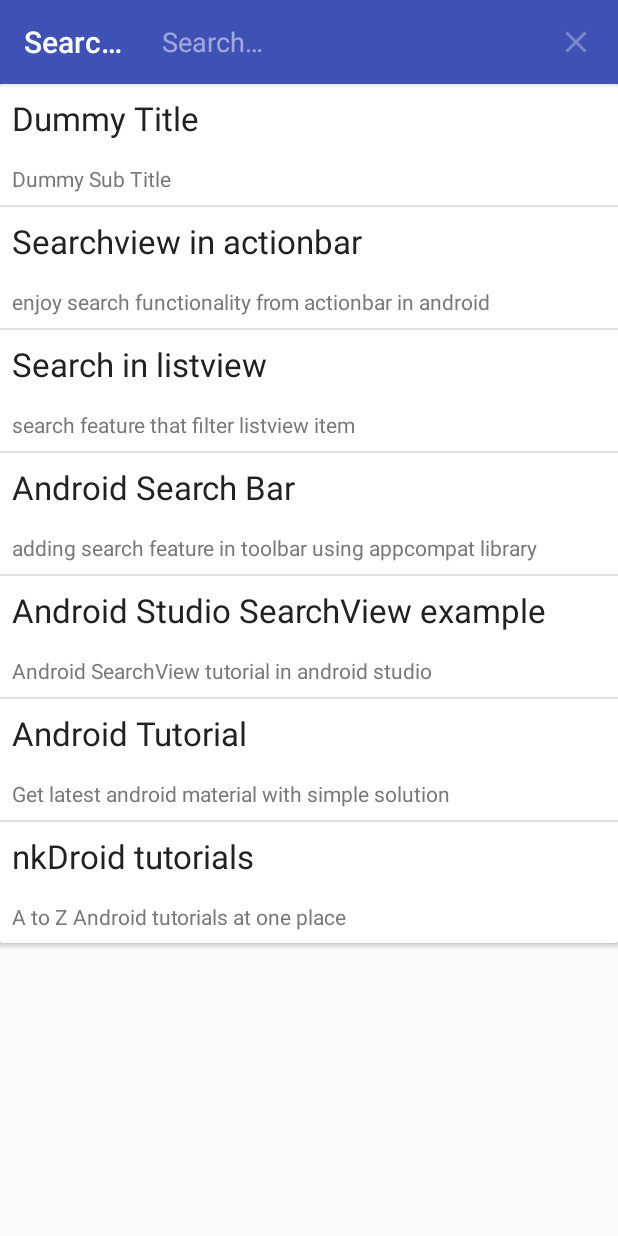
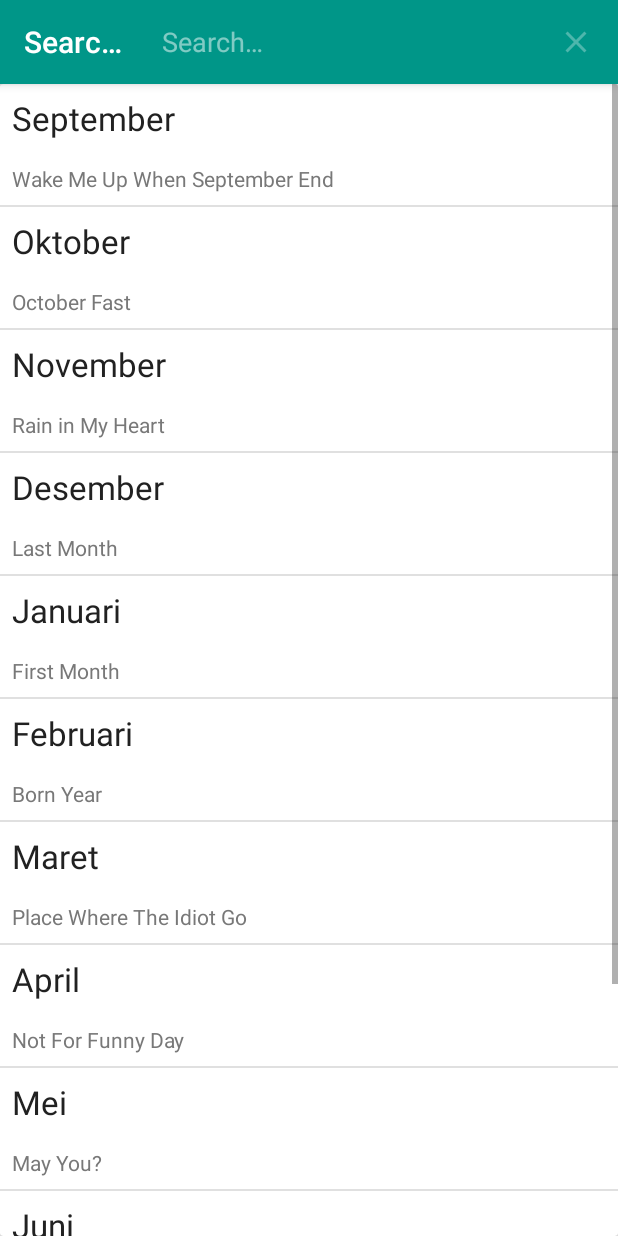
Before and after one commit to rahmatsyam/SearchListView, an Android app: the screen it shows after launch (MainActivity), after a tap on "Search", on a phone screen of 412 x 824 dp. Run offline under Robolectric (Android 15) with nearby library versions, the phone set to English and light mode, and no system bars.

Commit message:
Change ArrayList

```diff
--- a/app/build.gradle
+++ b/app/build.gradle
@@ -26,7 +26,7 @@ dependencies {
     })
     compile 'com.android.support:appcompat-v7:25.3.1'
     compile 'com.android.support:cardview-v7:25.3.1'
-    compile 'com.android.support.constraint:constraint-layout:1.0.2'
+
 
     testCompile 'junit:junit:4.12'
 }
--- a/app/src/main/java/com/example/android/searchlistview/MainActivity.java
+++ b/app/src/main/java/com/example/android/searchlistview/MainActivity.java
@@ -20,48 +20,56 @@ import java.util.ArrayList;
 import java.util.List;
 import java.util.Locale;
 
+/**
+ * Created by Rahmat Syam on 9/9/2017.
+ */
+
 public class MainActivity extends AppCompatActivity {
 
     private ListView listView;
     private MyAppAdapter myAppAdapter;
-    private ArrayList<Post> postArrayList;
 
     @Override
     protected void onCreate(Bundle savedInstanceState) {
         super.onCreate(savedInstanceState);
         setContentView(R.layout.activity_main);
         listView = (ListView) findViewById(R.id.listView);
-        postArrayList = new ArrayList<>();
-        postArrayList.add(new Post("Dummy Title", "Dummy Sub Title"));
-        postArrayList.add(new Post("Searchview in actionbar", "enjoy search functionality from actionbar in android"));
-        postArrayList.add(new Post("Search in listview", "search feature that filter listview item"));
-        postArrayList.add(new Post("Android Search Bar", "adding search feature in toolbar using appcompat library"));
-        postArrayList.add(new Post("Android Studio SearchView example", "Android SearchView tutorial in android studio"));
-        postArrayList.add(new Post("Android Tutorial", "Get latest android material with simple solution"));
-        postArrayList.add(new Post("nkDroid tutorials", "A to Z Android tutorials at one place"));
+        ArrayList<Post> postArrayList = new ArrayList<>();
+        postArrayList.add(new Post("September", "Wake Me Up When September End"));
+        postArrayList.add(new Post("Oktober", "October Fast"));
+        postArrayList.add(new Post("November", "Rain in My Heart"));
+        postArrayList.add(new Post("Desember", "Last Month"));
+        postArrayList.add(new Post("Januari", "First Month"));
+        postArrayList.add(new Post("Februari", "Born Year"));
+        postArrayList.add(new Post("Maret", "Place Where The Idiot Go"));
+        postArrayList.add(new Post("April", "Not For Funny Day"));
+        postArrayList.add(new Post("Mei", "May You?"));
+        postArrayList.add(new Post("Juni", "War In Darkness"));
+        postArrayList.add(new Post("Juli", "When Last Light Gone"));
+        postArrayList.add(new Post("Agustus", "Will Always"));
 
 
         myAppAdapter = new MyAppAdapter(postArrayList, MainActivity.this);
         listView.setAdapter(myAppAdapter);
     }
 
-    public class MyAppAdapter extends BaseAdapter {
+    private class MyAppAdapter extends BaseAdapter {
 
-        public class ViewHolder {
+        class ViewHolder {
             TextView txtTitle, txtSubTitle;
 
 
         }
 
-        public List<Post> parkingList;
+        List<Post> parkingList;
 
-        public Context context;
+        Context context;
         ArrayList<Post> arraylist;
 
         private MyAppAdapter(List<Post> apps, Context context) {
             this.parkingList = apps;
             this.context = context;
-            arraylist = new ArrayList<Post>();
+            arraylist = new ArrayList<>();
             arraylist.addAll(parkingList);
 
         }
@@ -100,14 +108,14 @@ public class MainActivity extends AppCompatActivity {
                 viewHolder = (ViewHolder) convertView.getTag();
             }
 
-            viewHolder.txtTitle.setText(parkingList.get(position).getPostTitle() + "");
-            viewHolder.txtSubTitle.setText(parkingList.get(position).getPostSubTitle() + "");
+            viewHolder.txtTitle.setText(parkingList.get(position).getPostJudul() + "");
+            viewHolder.txtSubTitle.setText(parkingList.get(position).getPostIsiJudul() + "");
             return rowView;
 
 
         }
 
-        public void filter(String charText) {
+        void filter(String charText) {
 
             charText = charText.toLowerCase(Locale.getDefault());
 
@@ -117,9 +125,9 @@ public class MainActivity extends AppCompatActivity {
 
             } else {
                 for (Post postDetail : arraylist) {
-                    if (charText.length() != 0 && postDetail.getPostTitle().toLowerCase(Locale.getDefault()).contains(charText)) {
+                    if (charText.length() != 0 && postDetail.getPostJudul().toLowerCase(Locale.getDefault()).contains(charText)) {
                         parkingList.add(postDetail);
-                    } else if (charText.length() != 0 && postDetail.getPostSubTitle().toLowerCase(Locale.getDefault()).contains(charText)) {
+                    } else if (charText.length() != 0 && postDetail.getPostIsiJudul().toLowerCase(Locale.getDefault()).contains(charText)) {
                         parkingList.add(postDetail);
                     }
                 }
--- a/app/src/main/java/com/example/android/searchlistview/adapter/Post.java
+++ b/app/src/main/java/com/example/android/searchlistview/adapter/Post.java
@@ -1,33 +1,33 @@
 package com.example.android.searchlistview.adapter;
 
 /**
- * Created by user on 9/9/2017.
+ * Created by Rahmat Syam on 9/9/2017.
  */
 
 public class Post {
 
-    private String postTitle;
+    private String postJudul;
 
-    private String postSubTitle;
+    private String postIsiJudul;
 
-    public String getPostTitle() {
-        return postTitle;
+    public String getPostJudul() {
+        return postJudul;
     }
 
-    public void setPostTitle(String postTitle) {
-        this.postTitle = postTitle;
+    public void setPostJudul(String postJudul) {
+        this.postJudul = postJudul;
     }
 
-    public String getPostSubTitle() {
-        return postSubTitle;
+    public String getPostIsiJudul() {
+        return postIsiJudul;
     }
 
-    public void setPostSubTitle(String postSubTitle) {
-        this.postSubTitle = postSubTitle;
+    public void setPostIsiJudul(String postIsiJudul) {
+        this.postIsiJudul = postIsiJudul;
     }
 
-    public Post(String postTitle, String postSubTitle) {
-        this.postTitle = postTitle;
-        this.postSubTitle = postSubTitle;
+    public Post(String postJudul, String postIsiJudul) {
+        this.postJudul = postJudul;
+        this.postIsiJudul = postIsiJudul;
     }
 }
--- a/app/src/main/res/layout/item_post.xml
+++ b/app/src/main/res/layout/item_post.xml
@@ -9,7 +9,7 @@
         android:layout_width="match_parent"
         android:layout_height="wrap_content"
         android:padding="8dp"
-        android:text="Title"
+        android:text="@string/txt_judul"
         android:textColor="#212121"
         android:textSize="22sp" />
 
@@ -18,7 +18,7 @@
         android:layout_width="match_parent"
         android:layout_height="wrap_content"
         android:padding="8dp"
-        android:text="Sub Title"
+        android:text="@string/txt_isiJudul"
         android:textColor="#787878"
         android:textSize="14sp" />
 
--- a/app/src/main/res/menu/menu.xml
+++ b/app/src/main/res/menu/menu.xml
@@ -3,7 +3,7 @@
     <item
         android:id="@+id/action_search"
         android:orderInCategory="200"
-        android:title="Cari"
+        android:title="@string/txt_cari"
         android:icon="@drawable/ic_search"
         android:titleCondensed="Pencarian"
         app:actionViewClass="android.support.v7.widget.SearchView"
--- a/app/src/main/res/values/colors.xml
+++ b/app/src/main/res/values/colors.xml
@@ -1,6 +1,6 @@
 <?xml version="1.0" encoding="utf-8"?>
 <resources>
-    <color name="colorPrimary">#3F51B5</color>
-    <color name="colorPrimaryDark">#303F9F</color>
+    <color name="colorPrimary">#009688</color>
+    <color name="colorPrimaryDark">#00695C</color>
     <color name="colorAccent">#FF4081</color>
 </resources>
--- a/app/src/main/res/values/strings.xml
+++ b/app/src/main/res/values/strings.xml
@@ -1,3 +1,6 @@
 <resources>
     <string name="app_name">Search ListView</string>
+    <string name="txt_judul">Judul</string>
+    <string name="txt_isiJudul">Isi Judul</string>
+    <string name="txt_cari">Cari</string>
 </resources>
```
Also changed, not shown: app/src/main/res/mipmap-hdpi/ic_launcher.png, app/src/main/res/mipmap-mdpi/ic_launcher.png, app/src/main/res/mipmap-xhdpi/ic_launcher.png, app/src/main/res/mipmap-xxhdpi/ic_launcher.png, app/src/main/res/mipmap-xxxhdpi/ic_launcher.png.
